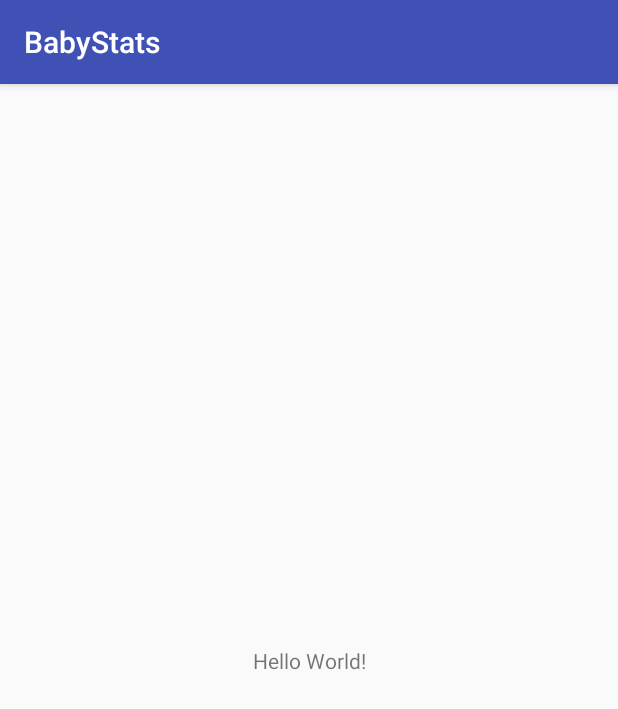
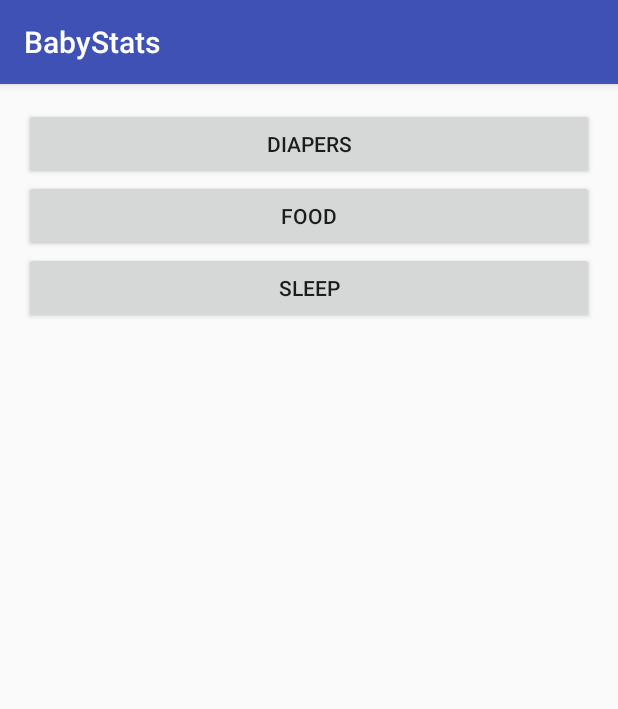
Before and after one commit to rohit-rao/babystats, an Android app: the screen it shows after launch (MainActivity), on a phone screen of 412 x 824 dp. Shown: the top 709 px of the screen. Run offline under Robolectric (Android 15) with nearby library versions, the phone set to English and light mode, and no system bars.

```diff
--- a/app/src/main/res/layout/activity_main.xml
+++ b/app/src/main/res/layout/activity_main.xml
@@ -1,18 +1,41 @@
 <?xml version="1.0" encoding="utf-8"?>
-<android.support.constraint.ConstraintLayout xmlns:android="http://schemas.android.com/apk/res/android"
+<RelativeLayout xmlns:android="http://schemas.android.com/apk/res/android"
     xmlns:app="http://schemas.android.com/apk/res-auto"
     xmlns:tools="http://schemas.android.com/tools"
     android:layout_width="match_parent"
     android:layout_height="match_parent"
+    android:paddingBottom="@dimen/activity_vertical_margin"
+    android:paddingLeft="@dimen/activity_horizontal_margin"
+    android:paddingRight="@dimen/activity_horizontal_margin"
+    android:paddingTop="@dimen/activity_vertical_margin"
     tools:context="com.raogers.babystats.MainActivity">
 
-    <TextView
-        android:layout_width="wrap_content"
+    <Button
+        android:id="@+id/button"
+        android:layout_width="match_parent"
         android:layout_height="wrap_content"
-        android:text="Hello World!"
-        app:layout_constraintBottom_toBottomOf="parent"
-        app:layout_constraintLeft_toLeftOf="parent"
-        app:layout_constraintRight_toRightOf="parent"
-        app:layout_constraintTop_toTopOf="parent" />
+        android:layout_alignParentTop="true"
+        android:layout_centerHorizontal="true"
+        android:onClick="OnDiapersButtonClicked"
+        android:text="@string/main_diapers_button" />
 
-</android.support.constraint.ConstraintLayout>
+    <Button
+        android:id="@+id/button2"
+        android:layout_width="match_parent"
+        android:layout_height="wrap_content"
+        android:layout_below="@+id/button"
+        android:layout_centerHorizontal="true"
+        android:onClick="OnFoodButtonClicked"
+        android:text="@string/main_food_button" />
+
+    <Button
+        android:id="@+id/button3"
+        android:layout_width="match_parent"
+        android:layout_height="wrap_content"
+        android:layout_below="@+id/button2"
+        android:layout_centerHorizontal="true"
+        android:onClick="OnSleepButtonClicked"
+        android:text="@string/main_sleep_button" />
+
+
+</RelativeLayout>
--- /dev/null
+++ b/app/src/main/res/values/dimens.xml
@@ -0,0 +1,7 @@
+<?xml version="1.0" encoding="utf-8"?>
+<resources>
+    <!-- Default screen margins, per the Android Design guidelines. -->
+    <dimen name="activity_horizontal_margin">16dp</dimen>
+    <dimen name="activity_vertical_margin">16dp</dimen>
+    <dimen name="fab_margin">16dp</dimen>
+</resources>
--- a/app/src/main/res/values/strings.xml
+++ b/app/src/main/res/values/strings.xml
@@ -1,3 +1,10 @@
 <resources>
     <string name="app_name">BabyStats</string>
+
+    <string name="main_diapers_button">Diapers</string>
+    <string name="main_food_button">Food</string>
+    <string name="main_sleep_button">Sleep</string>
+    <string name="title_activity_diapers_list">DiapersListActivity</string>
+    <string name="title_activity_food_list">FoodListActivity</string>
+    <string name="title_activity_sleep_list">SleepListActivity</string>
 </resources>
--- a/app/src/main/res/values/styles.xml
+++ b/app/src/main/res/values/styles.xml
@@ -8,4 +8,13 @@
         <item name="colorAccent">@color/colorAccent</item>
     </style>
 
+    <style name="AppTheme.NoActionBar">
+        <item name="windowActionBar">false</item>
+        <item name="windowNoTitle">true</item>
+    </style>
+
+    <style name="AppTheme.AppBarOverlay" parent="ThemeOverlay.AppCompat.Dark.ActionBar" />
+
+    <style name="AppTheme.PopupOverlay" parent="ThemeOverlay.AppCompat.Light" />
+
 </resources>
--- a/build.gradle
+++ b/build.gradle
@@ -12,6 +12,7 @@ buildscript {
 
         // NOTE: Do not place your application dependencies here; they belong
         // in the individual module build.gradle files
+        classpath 'com.google.gms:google-services:3.1.0'
     }
 }
 
```
Also changed, not shown: app/build.gradle (+8 -0 lines), app/src/main/AndroidManifest.xml (+27 -0 lines), app/src/main/java/com/raogers/babystats/DiapersListActivity.java (added, +30 -0 lines), app/src/main/java/com/raogers/babystats/FoodListActivity.java (added, +30 -0 lines), app/src/main/java/com/raogers/babystats/MainActivity.java (+18 -0 lines), app/src/main/java/com/raogers/babystats/SleepListActivity.java (added, +30 -0 lines), app/src/main/res/drawable/ic_add_black_24dp.xml (added, +9 -0 lines), app/src/main/res/layout/activity_diapers_list.xml (added, +33 -0 lines), app/src/main/res/layout/activity_food_list.xml (added, +33 -0 lines), app/src/main/res/layout/activity_sleep_list.xml (added, +33 -0 lines), app/src/main/res/layout/content_diapers_list.xml (added, +20 -0 lines), app/src/main/res/layout/content_food_list.xml (added, +20 -0 lines), app/src/main/res/layout/content_sleep_list.xml (added, +21 -0 lines).
